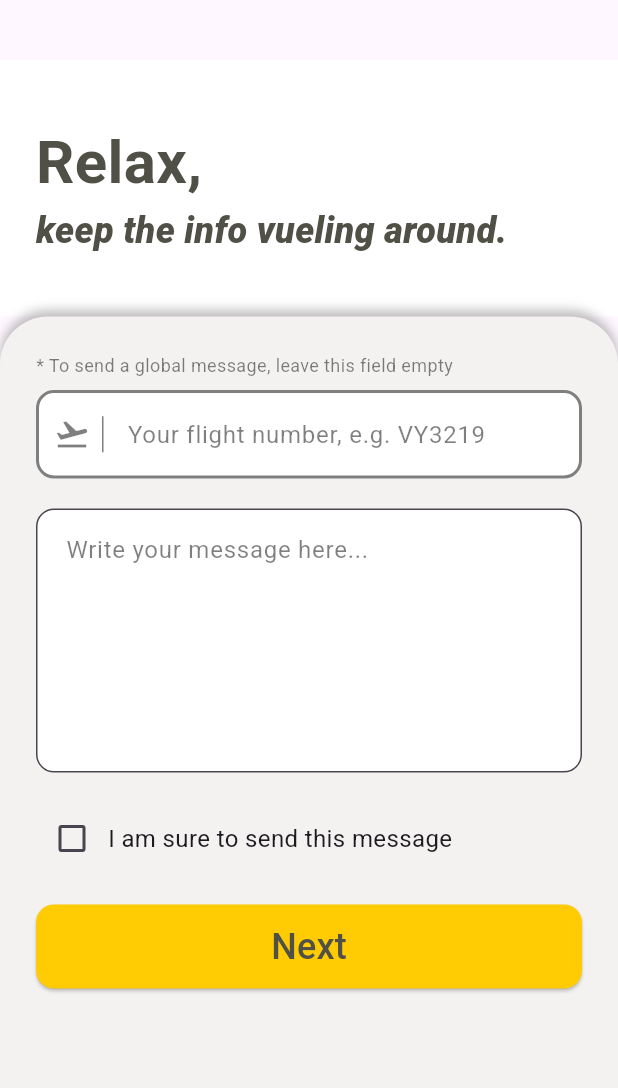
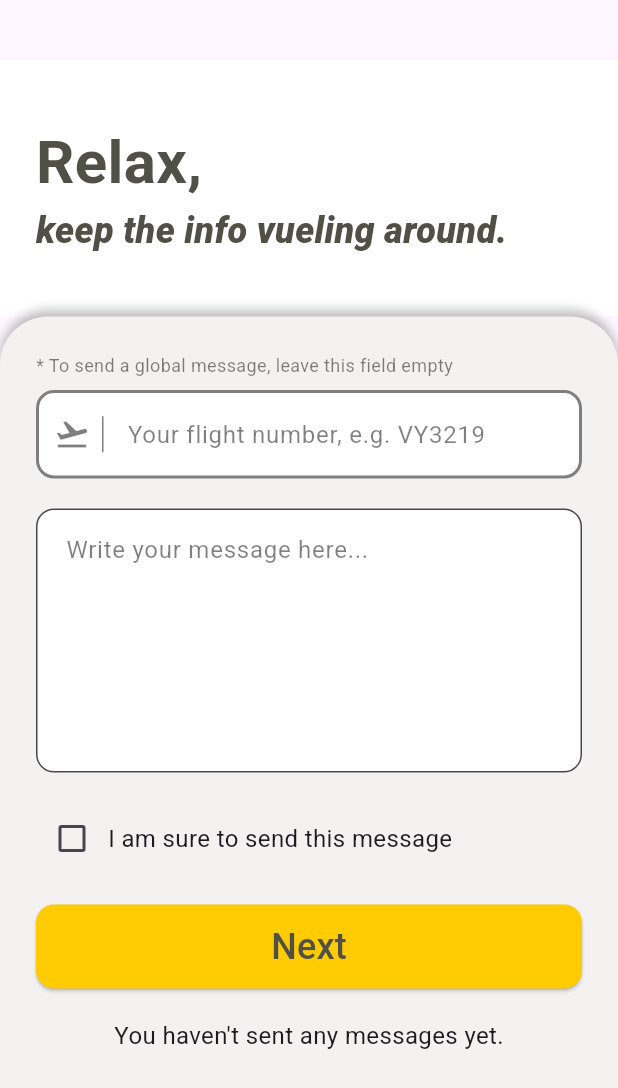
Before and after one commit to channelEs/VuelingBlackout, a Flutter app: the screen it shows after launch, on a phone screen of 412 x 824 dp. Shown: the top 1088 px of the screen. Run offline on Flutter 3.47's test engine with Material 3 defaults, Android fonts, the light colour scheme and no system bars; our stand-ins replace flutter_svg, permission_handler; missing offline and left inert: ble_peripheral, flutter_reactive_ble, leb128, localstore; Roboto replaces fonts that are missing (HammersmithOne).

Commit message:
confirmation in messagescreen

```diff
--- a/blacked_flut/lib/main.dart
+++ b/blacked_flut/lib/main.dart
@@ -183,8 +183,8 @@
                     Navigator.push(
                       context,
                       MaterialPageRoute(
-                        builder: (_) => PostScreen(flightId: _flightNumber),
-                        // builder: (_) => MessageScreen(),
+                        //builder: (_) => PostScreen(flightId: _flightNumber),
+                        builder: (_) => MessageScreen(),
                       ),
                     );
                   },
--- a/blacked_flut/lib/messageScreen.dart
+++ b/blacked_flut/lib/messageScreen.dart
@@ -14,7 +14,7 @@
 class _MessageScreenState extends State<MessageScreen> {
   final _controller = TextEditingController();
   final _messageController = TextEditingController();
-  final _db = Localstore.instance;
+  int _sendCount = 0;
   String _flightNumber = '';
   bool _readyCheck = false;
 
@@ -229,25 +229,11 @@
                           }
 
                           Protocol.sendMessage(text);
+
+                          setState(() {
+                            _sendCount++;
+                          });
                         },
-                        /* onPressed:
-                            _readyCheck
-                                ? () async {
-                                  await _db
-                                      .collection('flights')
-                                      .doc('my_flight')
-                                      .set({'flight_number': _flightNumber});
-                                  Navigator.push(
-                                    context,
-                                    MaterialPageRoute(
-                                      builder:
-                                          (_) => PostScreen(
-                                            flightId: _flightNumber,
-                                          ),
-                                    ),
-                                  );
-                                }
-                                : null, */
                         style: ElevatedButton.styleFrom(
                           backgroundColor: const Color(0xFFFFCB03),
                           foregroundColor: const Color(0xFF505047),
@@ -266,6 +252,18 @@
                         ),
                       ),
                     ),
+                    const SizedBox(height: 20),
+                    Center(
+                      child: Text(
+                        _sendCount == 0
+                            ? "You haven't sent any messages yet."
+                            : "You have sent $_sendCount message${_sendCount == 1 ? '' : 's'}!",
+                        style: const TextStyle(
+                          fontSize: 16,
+                          fontFamily: 'Roboto',
+                        ),
+                      ),
+                    ),
                   ],
                 ),
               ),
```
